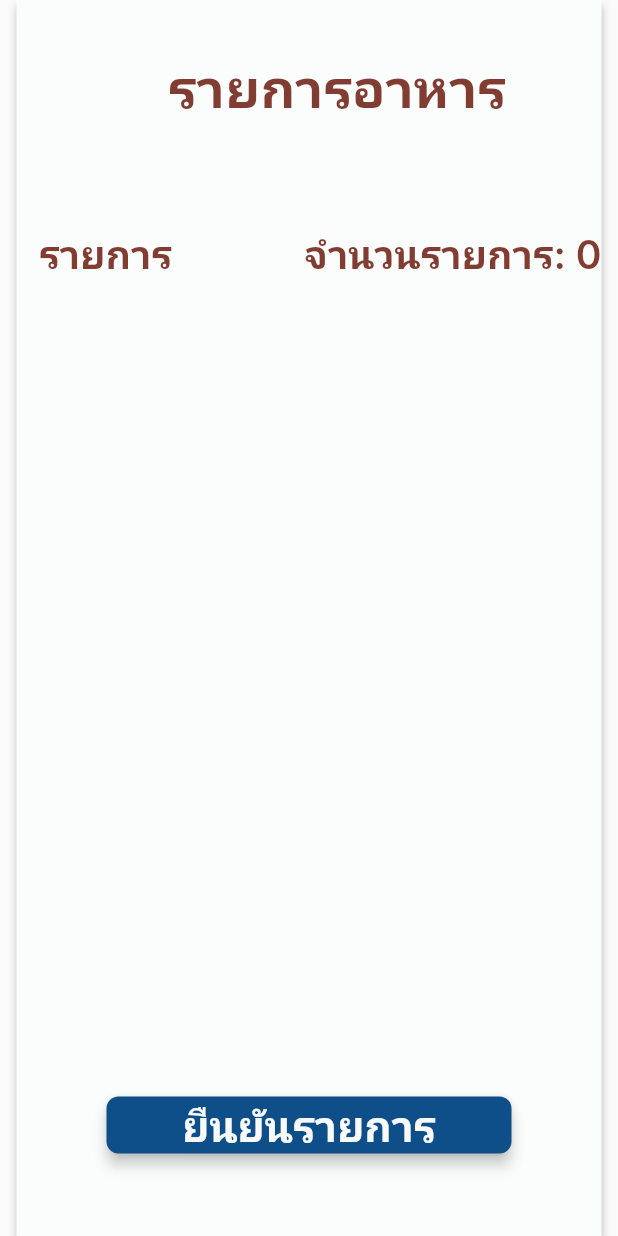
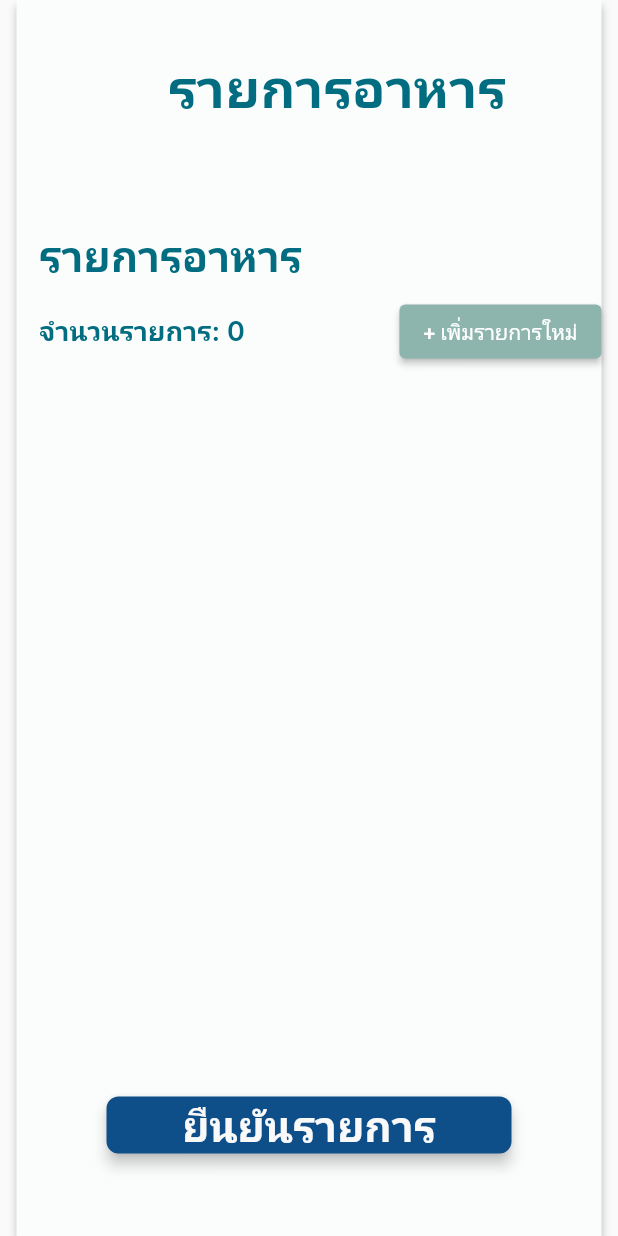
Before and after one commit to peerobinz/workshop2, a Flutter app: the UserOrder screen opened directly, after a tap on the "shopping basket" icon, on a phone screen of 412 x 824 dp. Run offline on Flutter 3.47's test engine with Material 2 defaults, Android fonts, the phone set to English and light mode, and no system bars; network calls fail; Roboto replaces fonts that are missing (Inter).

Commit message:
change theme colors

```diff
--- a/lib/Text/my_text.dart
+++ b/lib/Text/my_text.dart
@@ -1,13 +1,12 @@
 import 'package:flutter/material.dart';
 
 class MyText {
-   static const TextStyle basic = TextStyle(
+  static const TextStyle basic = TextStyle(
     fontFamily: 'Inter',
     fontWeight: FontWeight.w600,
     fontSize: 20,
     color: Color(0xFF823D32),
   );
-
 
   static const TextStyle headline = TextStyle(
     fontFamily: 'Inter',
@@ -16,10 +15,10 @@ class MyText {
     color: Color(0xFF823D32),
   );
 
-  static const TextStyle subheading = TextStyle(
+  static TextStyle subheading = const TextStyle(
     fontFamily: 'Inter',
     fontWeight: FontWeight.w600,
-    fontSize: 26,
+    fontSize: 18,
     color: Color(0xFF823D32),
   );
 
@@ -37,7 +36,6 @@ class MyText {
     color: Color.fromARGB(255, 249, 249, 249),
   );
 
-
   static const TextStyle buttonpayment = TextStyle(
     fontFamily: 'Inter',
     fontWeight: FontWeight.normal,
--- a/lib/screen/Order_ConfirmSC.dart
+++ b/lib/screen/Order_ConfirmSC.dart
@@ -21,7 +21,7 @@ class _OrderConfirmState extends State<OrderConfirm> {
         child: Container(
           width: 390,
           height: 844,
-          decoration: const BoxDecoration(
+          decoration: BoxDecoration(
             color: Color(0xFFFBFCFC),
             boxShadow: [
               BoxShadow(
@@ -36,25 +36,49 @@ class _OrderConfirmState extends State<OrderConfirm> {
               Column(
                 crossAxisAlignment: CrossAxisAlignment.start,
                 children: [
-                  const Padding(
+                  Padding(
                     padding: EdgeInsets.fromLTRB(101, 34, 0, 0),
                     child: Text(
                       'รายการอาหาร',
-                      style: MyText.headline,
+                      style: MyText.headline
+                          .copyWith(color: AppColors.secondaryColor),
                     ),
                   ),
-                  Padding(
-                    padding: const EdgeInsets.fromLTRB(15, 68, 0, 0),
-                    child: Row(
-                      mainAxisAlignment: MainAxisAlignment.spaceBetween,
+                  Container(
+                    padding: EdgeInsets.fromLTRB(15, 68, 0, 0),
+                    child: Column(
+                      crossAxisAlignment: CrossAxisAlignment
+                          .start, // Align children to the start/left
                       children: [
-                        const Text(
-                          'รายการ',
-                          style: MyText.subheading,
+                        Text(
+                          'รายการอาหาร',
+                          style: MyText.buttoncomfirm
+                              .copyWith(color: AppColors.secondaryColor),
+                          textAlign: TextAlign.left,
                         ),
-                        Text(
-                          'จำนวนรายการ: ${widget.selectedMeals.length}',
-                          style: MyText.subheading,
+                        SizedBox(
+                            height:
+                                8), // Optional: to give a bit of space between the text and the row below
+                        Row(
+                          mainAxisAlignment: MainAxisAlignment
+                              .spaceBetween, // Separate the text and the button
+                          children: [
+                            Text(
+                              'จำนวนรายการ: ${widget.selectedMeals.length}',
+                              style: MyText.subheading
+                                  .copyWith(color: AppColors.secondaryColor),
+                            ),
+                            ElevatedButton(
+                              onPressed: () {
+                                // Add your onPressed logic here
+                              },
+                              child: Text('+ เพิ่มรายการใหม่'),
+                              style: ElevatedButton.styleFrom(
+                                primary: AppColors.button2, // Background color
+                                onPrimary: Colors.white, // Text color
+                              ),
+                            ),
+                          ],
                         ),
                       ],
                     ),
@@ -111,7 +135,7 @@ class _OrderConfirmState extends State<OrderConfirm> {
                         borderRadius: BorderRadius.circular(8),
                       ),
                     ),
-                    child: const Text(
+                    child: Text(
                       'ยืนยันรายการ',
                       style: MyText.buttoncomfirm,
                     ),
@@ -129,6 +153,6 @@ class _OrderConfirmState extends State<OrderConfirm> {
 class AppColors {
   static const Color primaryColor = Color(0xFF0E4E89);
   static const Color secondaryColor = Color(0xFF026D81);
-  static const Color errorColor = Color(0xFFB00020);
+  static const Color button2 = Color(0xFF8DB5AD);
   // ... add more colors as needed
 }
--- a/lib/screen/User_OrderSC.dart
+++ b/lib/screen/User_OrderSC.dart
@@ -201,8 +201,10 @@ class _UserOrderState extends State<UserOrder> {
                           selectedMeals: selectedMeals.values.toList())),
                 );
               },
-            child: Text('ยืนยันรายการ (${selectedMeals.length} รายการ)'),
-          ),
+              child: Text(
+                'ยืนยันรายการ (${selectedMeals.length} รายการ)',
+                style: TextStyle(fontWeight: FontWeight.bold, fontSize: 20),
+              )),
         ],
       ),
     );
--- a/lib/screen/User_StatusSC.dart
+++ b/lib/screen/User_StatusSC.dart
@@ -29,7 +29,7 @@ class _UserStatusState extends State<UserStatus> {
               title: Text(
                 'สถานะ',
                 style: TextStyle(
-                  color: Color.fromARGB(255, 110, 56, 5),
+                  color: AppColors.secondaryColor,
                   fontSize: 30,
                 ),
               ),
@@ -38,7 +38,7 @@ class _UserStatusState extends State<UserStatus> {
               IconButton(
                 icon: const Icon(
                   Icons.receipt,
-                  color: Color.fromARGB(255, 110, 56, 5),
+                  color: AppColors.secondaryColor,
                   size: 40.0,
                 ),
                 onPressed: () {
@@ -53,7 +53,7 @@ class _UserStatusState extends State<UserStatus> {
             leading: IconButton(
               icon: const Icon(
                 Icons.notification_add,
-                color: Color.fromARGB(255, 110, 56, 5),
+                color: AppColors.secondaryColor,
                 size: 40.0,
               ),
               onPressed: () {
@@ -101,7 +101,7 @@ class _UserStatusState extends State<UserStatus> {
           );
         },
         style: ElevatedButton.styleFrom(
-          backgroundColor: const Color(0xFFEF8525),
+          backgroundColor: AppColors.primaryColor,
           elevation: 4,
           shape: RoundedRectangleBorder(
             borderRadius: BorderRadius.circular(8),
@@ -116,3 +116,10 @@ class _UserStatusState extends State<UserStatus> {
     );
   }
 }
+
+class AppColors {
+  static const Color primaryColor = Color(0xFF0E4E89);
+  static const Color secondaryColor = Color(0xFF026D81);
+  static const Color errorColor = Color(0xFFB00020);
+  // ... add more colors as needed
+}
```
Also changed, not shown: lib/screen/MainManuSC.dart (+25 -1 lines), lib/screen/User_PeymentSC.dart (+3 -4 lines). Lines whose indentation alone changed are shown as unchanged.
